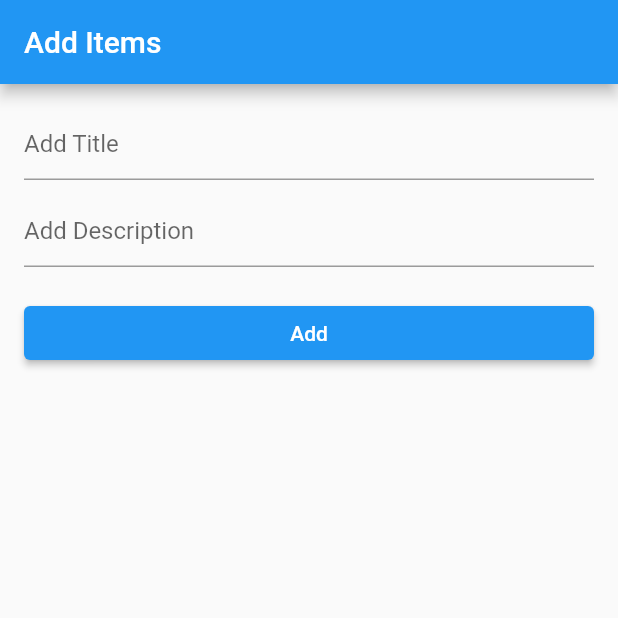
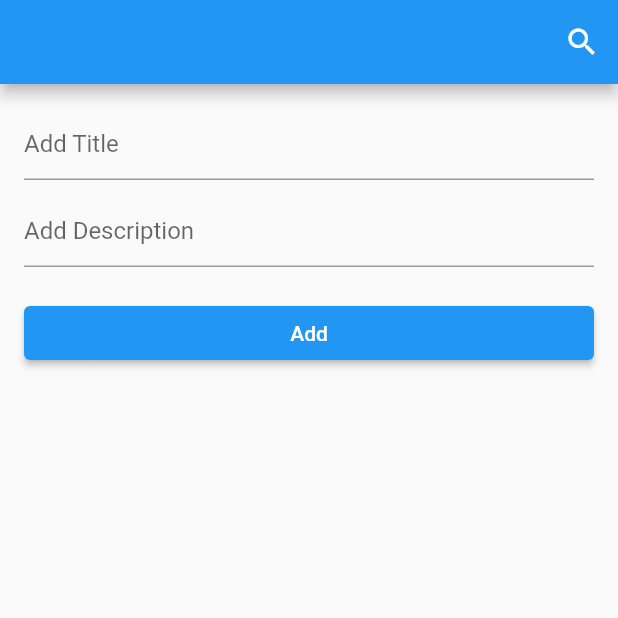
Before and after one commit to aditazad/asgnmnt_ten_agn, a Flutter app: the screen it shows after launch, on a phone screen of 412 x 824 dp, the top half of it. Run offline on Flutter 3.47's test engine with Material 2 defaults, Android fonts, the phone set to English and light mode, and no system bars.

Commit message:
Initial commit

```diff
--- a/lib/home_page.dart
+++ b/lib/home_page.dart
@@ -99,7 +99,14 @@ class _MyHomePageState extends State<MyHomePage> {
   Widget build(BuildContext context) {
     return Scaffold(
       appBar: AppBar(
-        title: Text('Add Items'),
+        actions: [
+          IconButton(
+            icon: Icon(Icons.search), // Replace this with your desired icon
+            onPressed: () {
+              // Implement the action you want to perform when the icon is pressed
+            },
+          ),
+        ],
       ),
       body: Padding(
         padding: EdgeInsets.all(16.0),
--- a/lib/main.dart
+++ b/lib/main.dart
@@ -9,6 +9,7 @@ class MyApp extends StatelessWidget {
   @override
   Widget build(BuildContext context) {
     return MaterialApp(
+      debugShowCheckedModeBanner: false,
       home: MyHomePage(),
     );
   }
```
